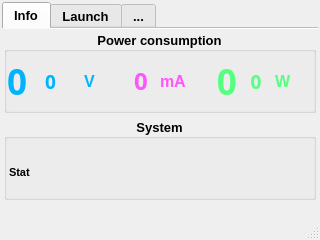
Before: the Qt Designer form main.ui in neurotoxin78/doomsday-pc, drawn with Qt 5.
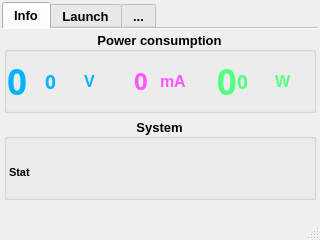
After: the same form once the commit is applied.

The edit to the form file:
```diff
--- a/main.ui
+++ b/main.ui
@@ -316,10 +316,10 @@
               <string>0</string>
              </property>
              <property name="alignment">
-              <set>Qt::AlignCenter</set>
+              <set>Qt::AlignLeading|Qt::AlignLeft|Qt::AlignVCenter</set>
              </property>
              <property name="margin">
-              <number>0</number>
+              <number>8</number>
              </property>
             </widget>
            </item>
```
Left out of the diff: 2 changed lines with no effect on the pictures.
